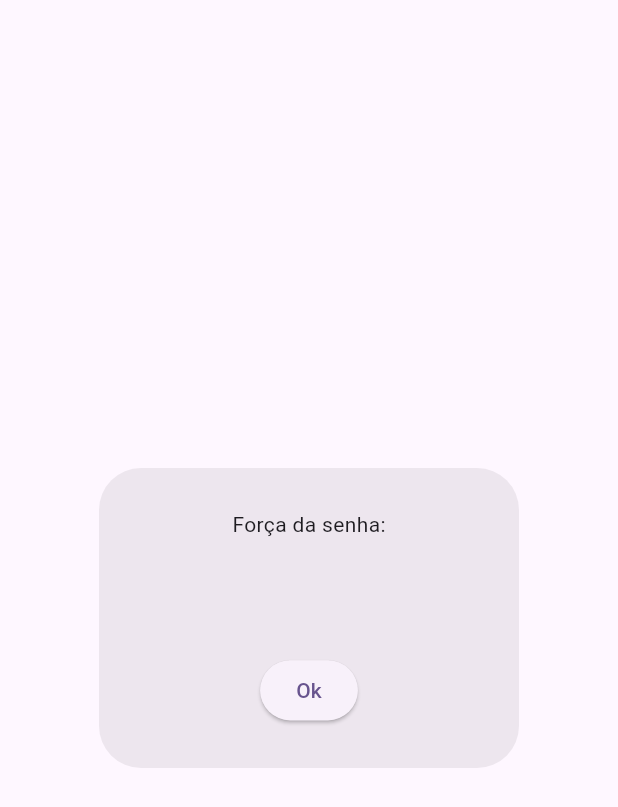
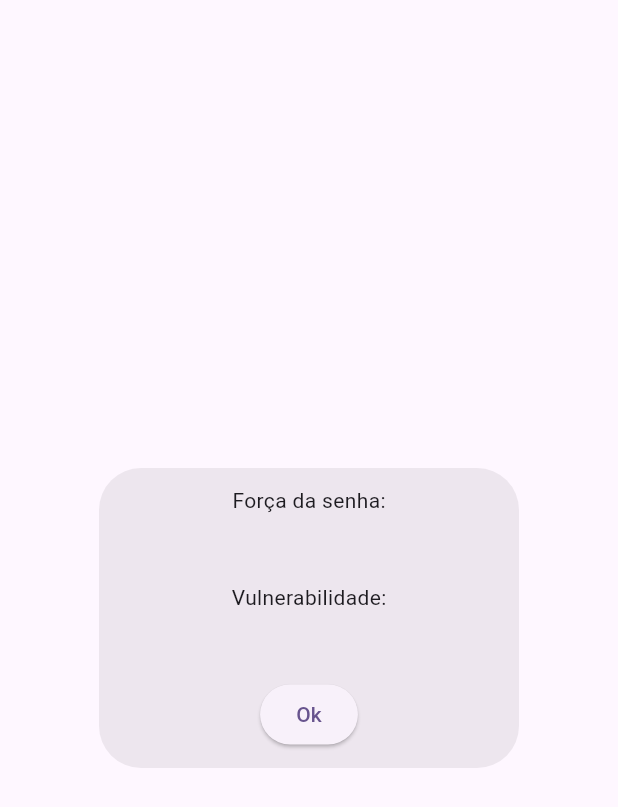
Before and after one commit to willyantomaz/AEP2, a Flutter app: the Dialogresponse widget shown alone on an empty page, opened directly with empty values, on a phone screen of 412 x 824 dp. Shown: the top 807 px of the screen. Run offline on Flutter 3.47's test engine with Material 3 defaults, Android fonts, the light colour scheme and no system bars.

Commit message:
codigo ok

```diff
--- a/mobile/lib/screen/dialogResponse.dart
+++ b/mobile/lib/screen/dialogResponse.dart
@@ -2,8 +2,10 @@ import 'package:flutter/material.dart';
 
 class Dialogresponse extends StatefulWidget {
   final String response;
+  final String forte;
 
-  const Dialogresponse({super.key, required this.response});
+  const Dialogresponse(
+      {super.key, required this.response, required this.forte});
 
   @override
   State<Dialogresponse> createState() => _DialogresponseState();
@@ -22,6 +24,8 @@ class _DialogresponseState extends State<Dialogresponse> {
             children: [
               Text("Força da senha:"),
               Text(widget.response),
+              Text("Vulnerabilidade:"),
+              Text(widget.forte),
               ElevatedButton(
                 onPressed: () {
                   Navigator.pop(context);
```
Also changed, not shown: mobile/lib/screen/verificaSenha.dart (+5 -2 lines), mobile/lib/service/reqVerificaSenha.dart (+7 -3 lines).
